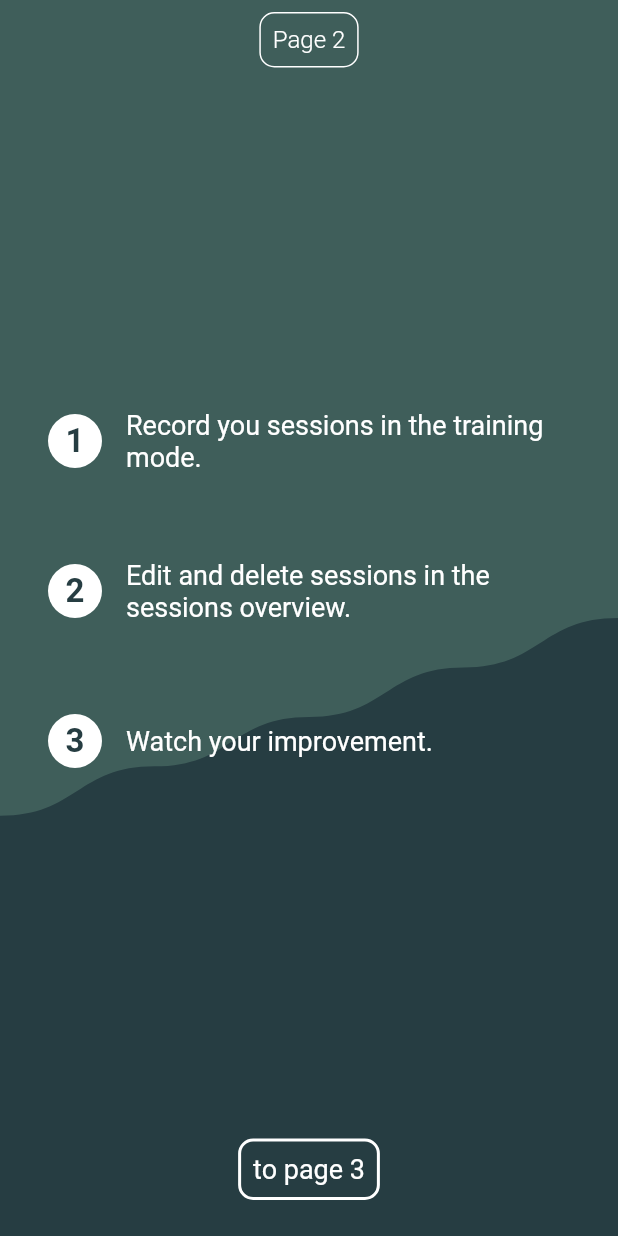
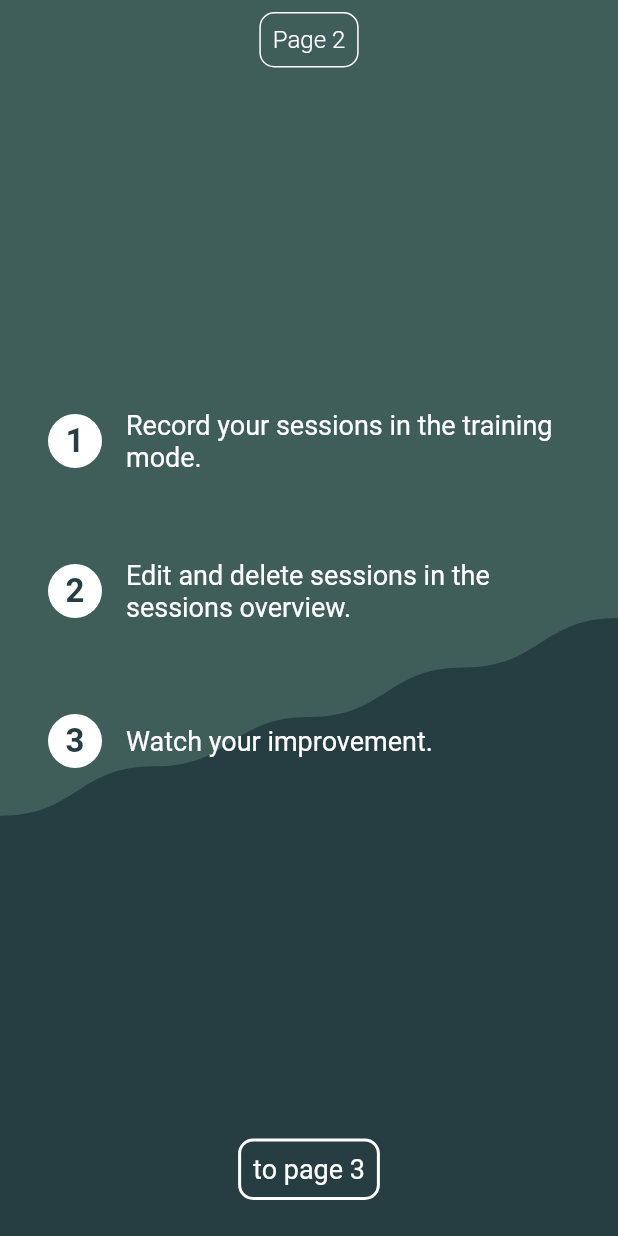
Before and after one commit to jonaspoxleitner/minimalistic_push, a Flutter app: the screen it shows after launch, swiped to page 2, on a phone screen of 412 x 824 dp. Run offline on Flutter 3.47's test engine with Material 2 defaults, Android fonts, the phone set to English and light mode, and no system bars; our stand-ins replace shared_preferences, sqflite, theme_provider; accounts and stored records are empty.

Commit message:
fixed typo

```diff
--- a/lib/screens/onboarding_screen.dart
+++ b/lib/screens/onboarding_screen.dart
@@ -97,7 +97,7 @@ class OnboardingScreen extends StatelessWidget {
                       children: [
                         InstructionWidget(
                             number: 1,
-                            text: "Record you sessions in the training mode."),
+                            text: "Record your sessions in the training mode."),
                         InstructionWidget(
                             number: 2,
                             text:
```
